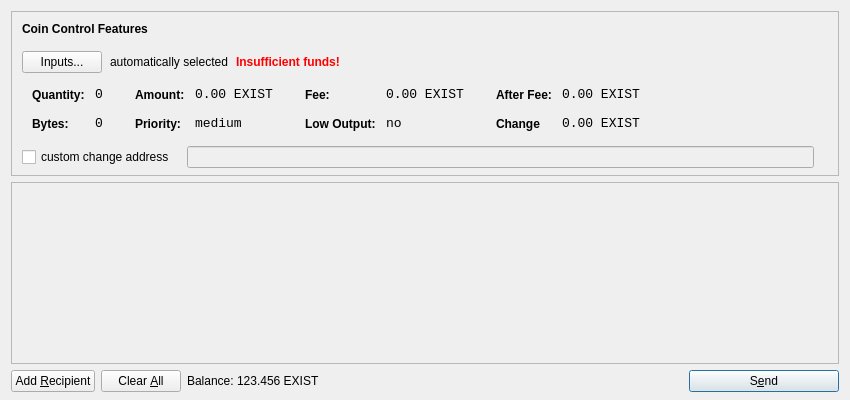
This is src/qt/forms/sendcoinsdialog.ui in EXISTDevv/EXISTv2 as Qt 5 draws it before an edit. The edited form follows.
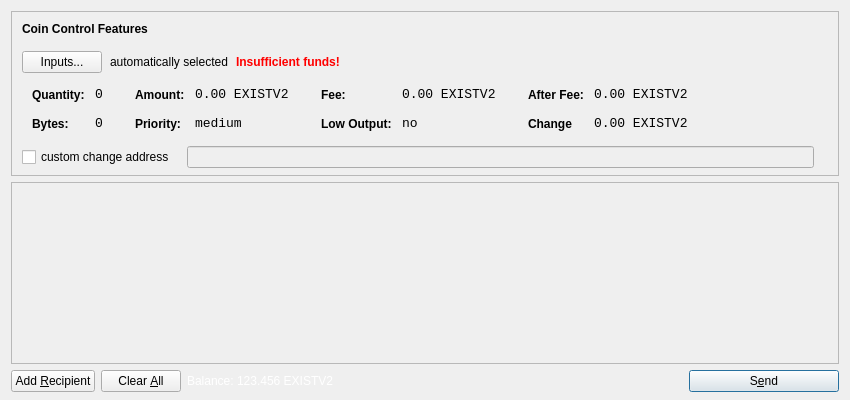
This is the edited form. Icons and pictures are not drawn.

What changed in the file:
```diff
--- a/src/qt/forms/sendcoinsdialog.ui
+++ b/src/qt/forms/sendcoinsdialog.ui
@@ -321,7 +321,7 @@
                   <enum>Qt::ActionsContextMenu</enum>
                  </property>
                  <property name="text">
-                  <string>0.00 EXIST</string>
+                  <string>0.00 EXISTV2</string>
                  </property>
                  <property name="textInteractionFlags">
                   <set>Qt::LinksAccessibleByMouse|Qt::TextSelectableByKeyboard|Qt::TextSelectableByMouse</set>
@@ -407,7 +407,7 @@
                   <enum>Qt::ActionsContextMenu</enum>
                  </property>
                  <property name="text">
-                  <string>0.00 EXIST</string>
+                  <string>0.00 EXISTV2</string>
                  </property>
                  <property name="textInteractionFlags">
                   <set>Qt::LinksAccessibleByMouse|Qt::TextSelectableByKeyboard|Qt::TextSelectableByMouse</set>
@@ -493,7 +493,7 @@
                   <enum>Qt::ActionsContextMenu</enum>
                  </property>
                  <property name="text">
-                  <string>0.00 EXIST</string>
+                  <string>0.00 EXISTV2</string>
                  </property>
                  <property name="textInteractionFlags">
                   <set>Qt::LinksAccessibleByMouse|Qt::TextSelectableByKeyboard|Qt::TextSelectableByMouse</set>
@@ -525,7 +525,7 @@
                   <enum>Qt::ActionsContextMenu</enum>
                  </property>
                  <property name="text">
-                  <string>0.00 EXIST</string>
+                  <string>0.00 EXISTV2</string>
                  </property>
                  <property name="textInteractionFlags">
                   <set>Qt::LinksAccessibleByMouse|Qt::TextSelectableByKeyboard|Qt::TextSelectableByMouse</set>
@@ -715,6 +715,9 @@
            <verstretch>0</verstretch>
           </sizepolicy>
          </property>
+         <property name="styleSheet">
+             <string notr="true">QLabel { color: white; }</string>
+            </property>
          <property name="text">
           <string>Balance:</string>
          </property>
@@ -731,8 +734,11 @@
          <property name="cursor">
           <cursorShape>IBeamCursor</cursorShape>
          </property>
+         <property name="styleSheet">
+             <string notr="true">QLabel { color: white; }</string>
+            </property>
          <property name="text">
-          <string>123.456 EXIST</string>
+          <string>123.456 EXISTV2</string>
          </property>
          <property name="textInteractionFlags">
           <set>Qt::LinksAccessibleByMouse|Qt::TextSelectableByKeyboard|Qt::TextSelectableByMouse</set>
```
